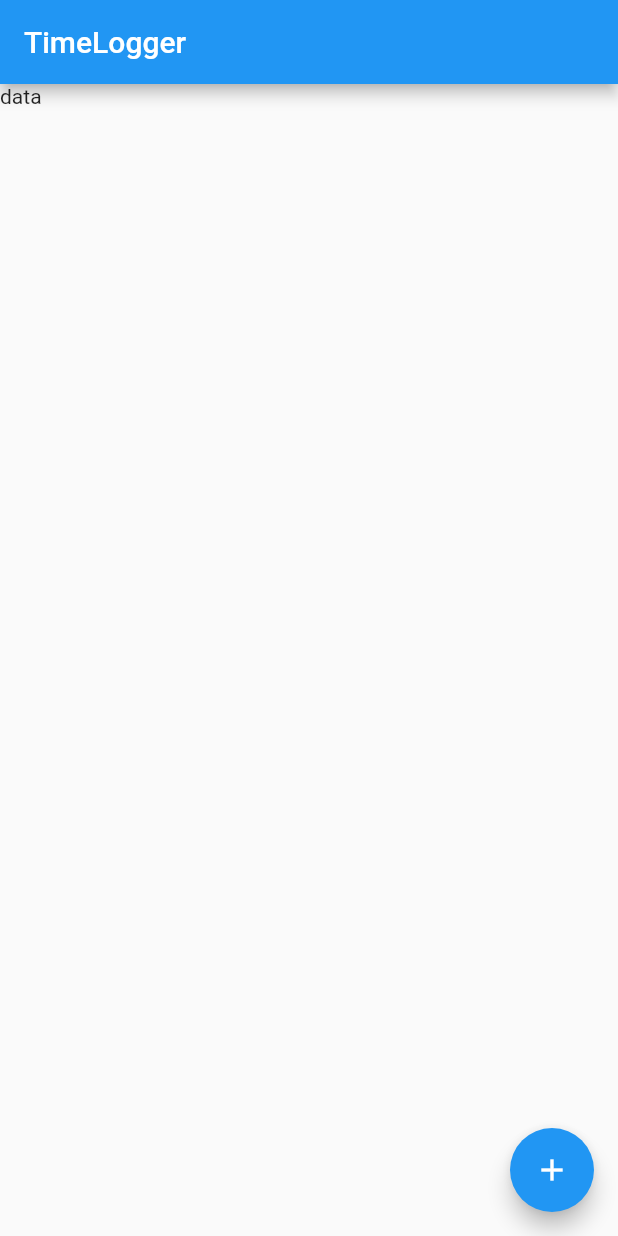
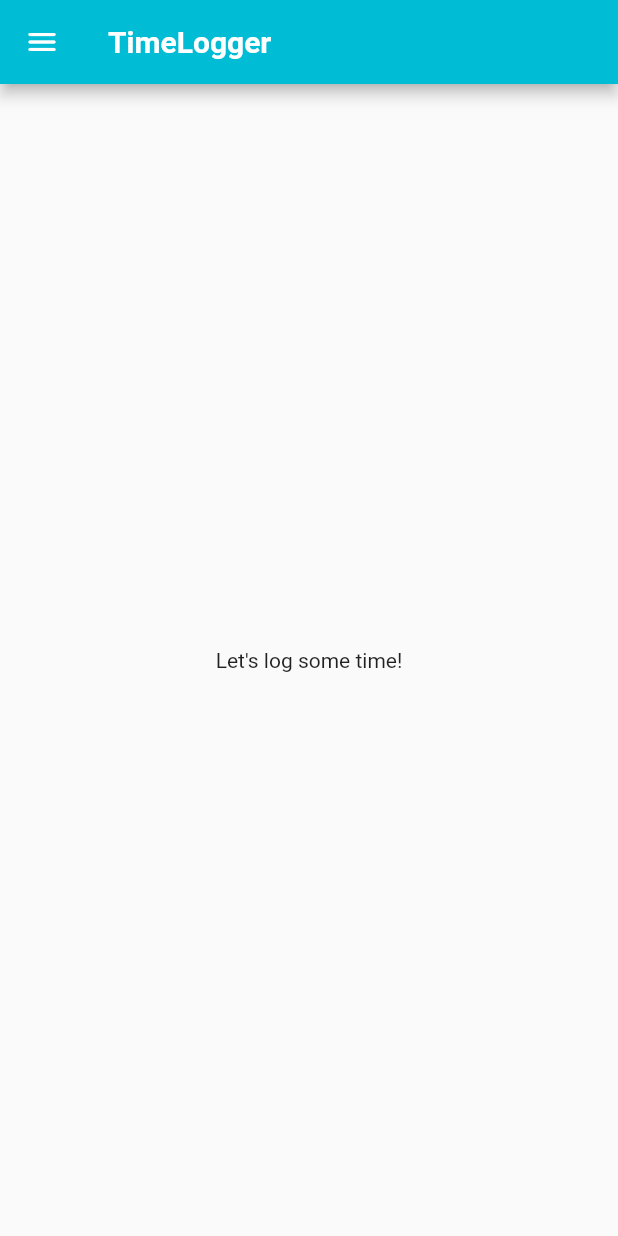
Before and after one commit to koorzenb/timelogger_app, a Flutter app: the screen it shows after launch, on a phone screen of 412 x 824 dp. Run offline on Flutter 3.47's test engine with Material 2 defaults, Android fonts, the phone set to English and light mode, and no system bars; our stand-ins replace get; missing offline and left inert: dart:ffi.

Commit message:
Initial Homepage setup

```diff
--- a/lib/main.dart
+++ b/lib/main.dart
@@ -1,4 +1,7 @@
 import 'package:flutter/material.dart';
+import 'package:get/get.dart';
+import 'package:timelogger_app/screens/home_page.dart';
+import 'package:get/route_manager.dart';
 
 void main() {
   runApp(const MyApp());
@@ -10,54 +13,20 @@ class MyApp extends StatelessWidget {
   // This widget is the root of your application.
   @override
   Widget build(BuildContext context) {
-    return MaterialApp(
-      title: 'Flutter Demo',
+    return GetMaterialApp(
+      debugShowCheckedModeBanner: false,
+      title: 'TimeLogger',
       theme: ThemeData(
-        // This is the theme of your application.
-        //
-        // Try running your application with "flutter run". You'll see the
-        // application has a blue toolbar. Then, without quitting the app, try
-        // changing the primarySwatch below to Colors.green and then invoke
-        // "hot reload" (press "r" in the console where you ran "flutter run",
-        // or simply save your changes to "hot reload" in a Flutter IDE).
-        // Notice that the counter didn't reset back to zero; the application
-        // is not restarted.
-        primarySwatch: Colors.blue,
+        colorScheme: ColorScheme.fromSwatch(primarySwatch: Colors.cyan).copyWith(secondary: Colors.white),
+        textTheme: ThemeData.light().textTheme.copyWith(
+              titleLarge: const TextStyle(
+                color: Colors.white,
+                fontWeight: FontWeight.bold,
+                fontSize: 20,
+              ),
+            ),
       ),
-      home: MyHomePage(),
+      home: const HomePage(),
     );
   }
 }
-
-class MyHomePage extends StatefulWidget {
-  // This widget is the home page of your application. It is stateful, meaning
-  // that it has a State object (defined below) that contains fields that affect
-  // how it looks.
-
-  // This class is the configuration for the state. It holds the values (in this
-  // case the title) provided by the parent (in this case the App widget) and
-  // used by the build method of the State. Fields in a Widget subclass are
-  // always marked "final".
-
-  final String title = 'TimeLogger';
-
-  @override
-  State<MyHomePage> createState() => _MyHomePageState();
-}
-
-class _MyHomePageState extends State<MyHomePage> {
-  @override
-  Widget build(BuildContext context) {
-    return Scaffold(
-      appBar: AppBar(
-        title: Text(widget.title),
-      ),
-      body: const Text('data'),
-      floatingActionButton: FloatingActionButton(
-        onPressed: () {},
-        tooltip: 'Add new timeslot',
-        child: const Icon(Icons.add),
-      ),
-    );
-  }
-}
--- /dev/null
+++ b/lib/models/daily_entry.dart
@@ -0,0 +1,7 @@
+class DailyEntry {
+  final DateTime date;
+  final Duration time;
+  int lunchTime = 0;
+
+  DailyEntry(this.date, this.time, int? lunchTime);
+}
--- /dev/null
+++ b/lib/screens/home_page.dart
@@ -0,0 +1,34 @@
+import 'package:flutter/material.dart';
+
+import 'package:get/get.dart';
+
+class HomePage extends StatefulWidget {
+  static String routename = '/home-page';
+  const HomePage({super.key});
+
+  @override
+  State<HomePage> createState() => _HomePageState();
+}
+
+class _HomePageState extends State<HomePage> {
+  @override
+  Widget build(BuildContext context) {
+    return Scaffold(
+      appBar: AppBar(
+        leading: IconButton(
+            onPressed: () {},
+            icon: Icon(
+              Icons.menu_rounded,
+              color: Theme.of(context).colorScheme.secondary,
+            )),
+        title: Text(
+          'TimeLogger',
+          style: Theme.of(context).textTheme.titleLarge,
+        ),
+      ),
+      body: const Center(
+        child: Text('Let\'s log some time!'),
+      ),
+    );
+  }
+}
```
Also changed, not shown: lib/models/timeslot.dart (deleted, +0 -17 lines), lib/widgets/chart.dart (+5 -15 lines), lib/widgets/entries_controller.dart (added, +21 -0 lines), lib/widgets/time_picker.dart (added, +60 -0 lines), pubspec.yaml (+18 -17 lines), pubspec.lock, 1 other file.
